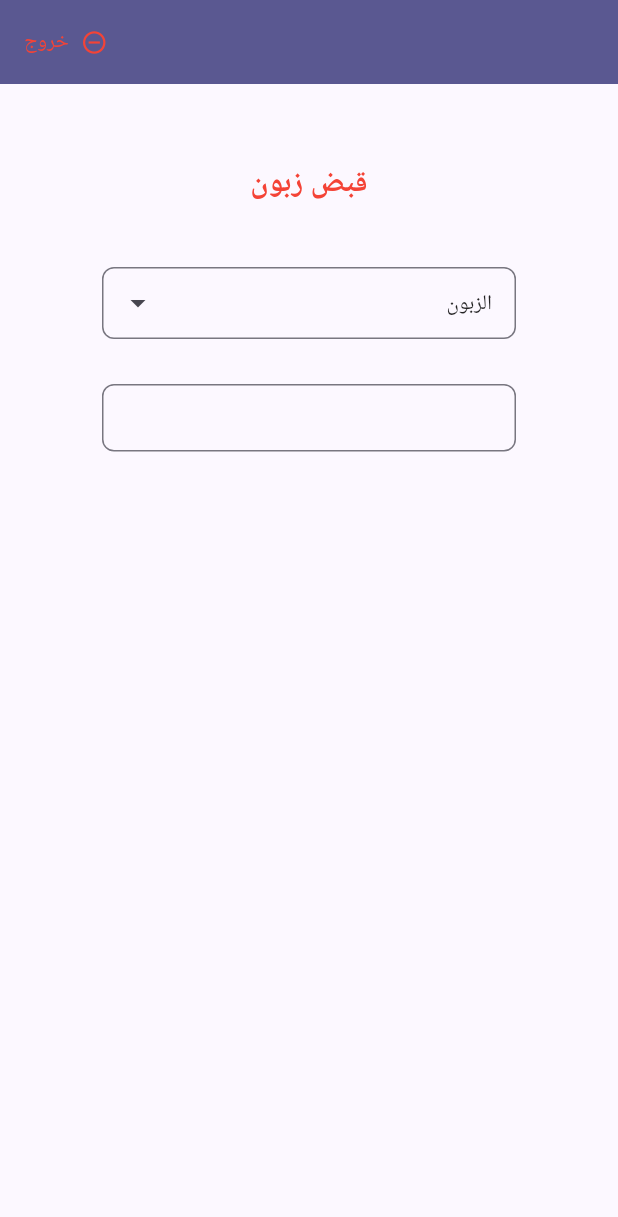
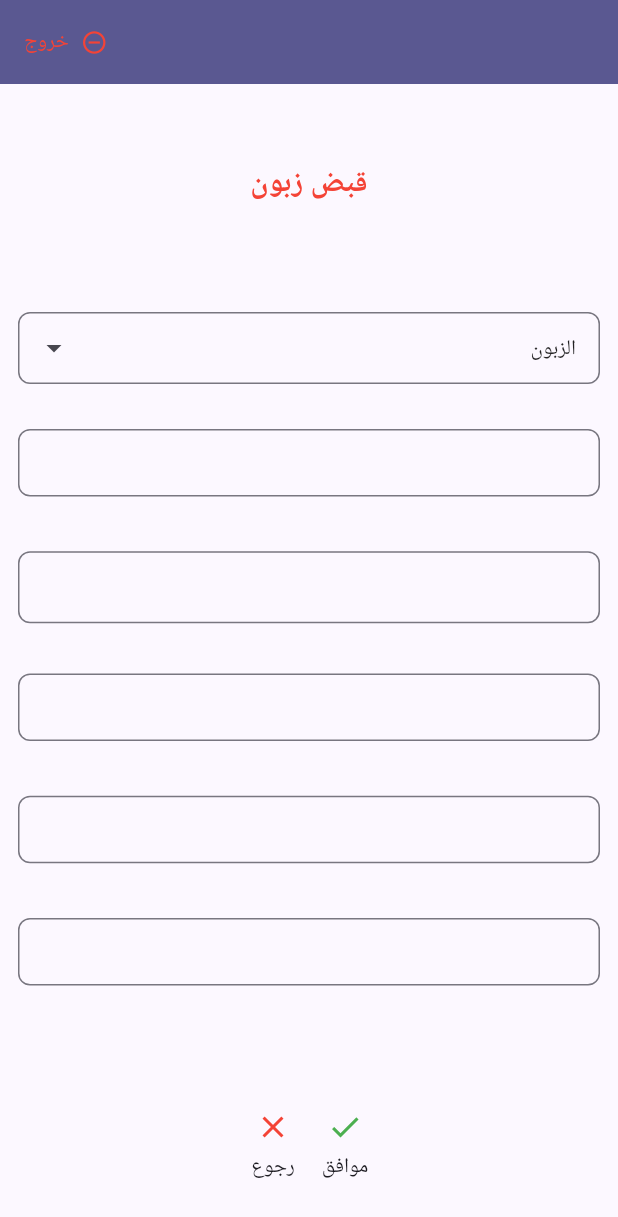
Before and after one commit to AiExpert1985/tablets_phone, a Flutter app: the ReceiptForm screen opened by its route, on a phone screen of 412 x 824 dp. Shown: the top 1217 px of the screen. Run offline on Flutter 3.47's test engine with Material 3 defaults, Android fonts, the phone set to English and light mode, and no system bars; drawn by our look-alikes of dropdown_search; our stand-ins replace cached_network_image, cloud_firestore, connectivity_plus, firebase_auth, firebase_core, flutter_form_builder and 3 more; accounts and stored records are empty.

Commit message:
add basic form structure for receipts

```diff
--- a/lib/src/features/transactions/view/receipt_form.dart
+++ b/lib/src/features/transactions/view/receipt_form.dart
@@ -1,11 +1,13 @@
 import 'package:flutter/material.dart';
 import 'package:flutter_riverpod/flutter_riverpod.dart';
 import 'package:tablets/generated/l10n.dart';
+import 'package:tablets/src/common/forms/date_picker.dart';
 import 'package:tablets/src/common/values/constants.dart';
 import 'package:tablets/src/common/functions/debug_print.dart';
 import 'package:tablets/src/common/forms/drop_down_with_search.dart';
 import 'package:tablets/src/common/forms/edit_box.dart';
 import 'package:tablets/src/common/values/gaps.dart';
+import 'package:tablets/src/common/widgets/custom_icons.dart';
 import 'package:tablets/src/common/widgets/main_frame.dart';
 import 'package:tablets/src/features/transactions/controllers/customer_db_cache_provider.dart';
 import 'package:tablets/src/features/transactions/model/transaction.dart';
@@ -20,13 +22,24 @@ class ReceiptForm extends ConsumerWidget {
         child: Center(
             child: Container(
                 padding: const EdgeInsets.all(12.0),
-                width: 300,
+                width: 500,
                 child: Column(
                   children: [
                     _buildScreenTitle(context, ref),
-                    _buildCustomerNameSelection(context, ref),
                     VerticalGap.xl,
-                    _buildCustomerReceiptAmount(context, ref)
+                    _buildNameSelection(context, ref),
+                    VerticalGap.xl,
+                    _buildReceiptNumber(context, ref),
+                    VerticalGap.xl,
+                    _buildDate(context, ref),
+                    VerticalGap.xl,
+                    _buildReceivedAmount(context, ref),
+                    VerticalGap.xl,
+                    _buildDiscountAmount(context, ref),
+                    VerticalGap.xl,
+                    _buildReceiptTotalAmount(context, ref),
+                    const Spacer(),
+                    _buildButtons(context, ref),
                   ],
                 ))));
   }
@@ -40,7 +53,7 @@ class ReceiptForm extends ConsumerWidget {
         ));
   }
 
-  Widget _buildCustomerNameSelection(BuildContext context, WidgetRef ref) {
+  Widget _buildNameSelection(BuildContext context, WidgetRef ref) {
     final salesmanCustomersDb = ref.read(salesmanCustomerDbCacheProvider.notifier);
 
     return DropDownWithSearch(
@@ -50,19 +63,88 @@ class ReceiptForm extends ConsumerWidget {
     );
   }
 
-  Widget _buildCustomerReceiptAmount(BuildContext context, WidgetRef ref) {
+  Widget _buildReceivedAmount(BuildContext context, WidgetRef ref) {
     return FormInputField(
         onChangedFn: (value) {
           tempPrint(value);
         },
         dataType: FieldDataType.num,
-        name: 'amount');
+        name: 'subtotal');
+  }
+
+  Widget _buildDiscountAmount(BuildContext context, WidgetRef ref) {
+    return FormInputField(
+        onChangedFn: (value) {
+          tempPrint(value);
+        },
+        dataType: FieldDataType.num,
+        name: 'discount');
+  }
+
+  Widget _buildReceiptNumber(BuildContext context, WidgetRef ref) {
+    return FormInputField(
+        onChangedFn: (value) {
+          tempPrint(value);
+        },
+        dataType: FieldDataType.num,
+        name: 'number');
+  }
+
+  Widget _buildReceiptTotalAmount(BuildContext context, WidgetRef ref) {
+    return FormInputField(
+        onChangedFn: (value) {
+          tempPrint(value);
+        },
+        dataType: FieldDataType.num,
+        isReadOnly: true,
+        name: 'total');
+  }
+
+  Widget _buildDate(BuildContext context, WidgetRef ref) {
+    return FormDatePickerField(
+        onChangedFn: (date) {
+          tempPrint(date);
+        },
+        name: 'date');
+  }
+
+  Widget _buildButtons(BuildContext context, WidgetRef ref) {
+    return Container(
+      padding: const EdgeInsets.all(16),
+      child: Row(
+        mainAxisAlignment: MainAxisAlignment.center,
+        children: [
+          IconButton(
+            icon: const ApproveIcon(),
+            onPressed: () {},
+          ),
+          IconButton(
+            icon: const CancelIcon(),
+            onPressed: () => {},
+          ),
+        ],
+      ),
+    );
   }
 }
 
 void addTransactionToDb(WidgetRef ref, Transaction transaction) {
   final repository = ref.read(transactionRepositoryProvider);
   repository.addItem(transaction);
+}
+
+class FormFieldLabel extends StatelessWidget {
+  const FormFieldLabel(this.label, {super.key});
+  final String label;
+
+  @override
+  Widget build(BuildContext context) {
+    return Container(
+        padding: const EdgeInsets.all(2),
+        child: Text(label,
+            textAlign: TextAlign.center,
+            style: const TextStyle(fontSize: 18, color: Colors.black)));
+  }
 }
 
 // Transaction getTestTransaction() {
```
